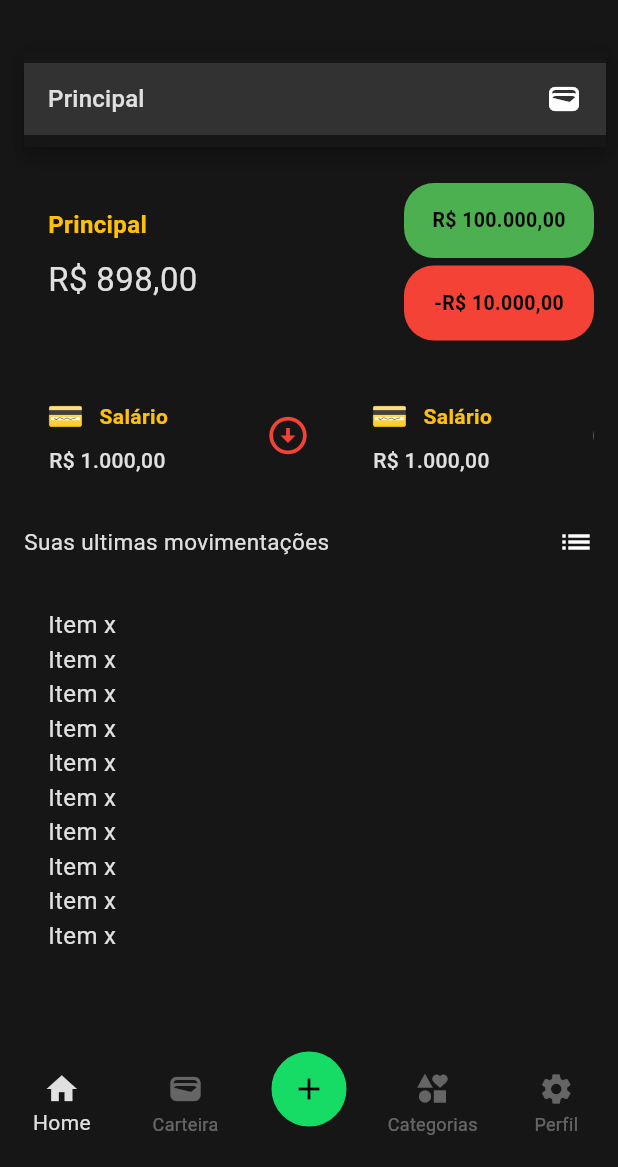
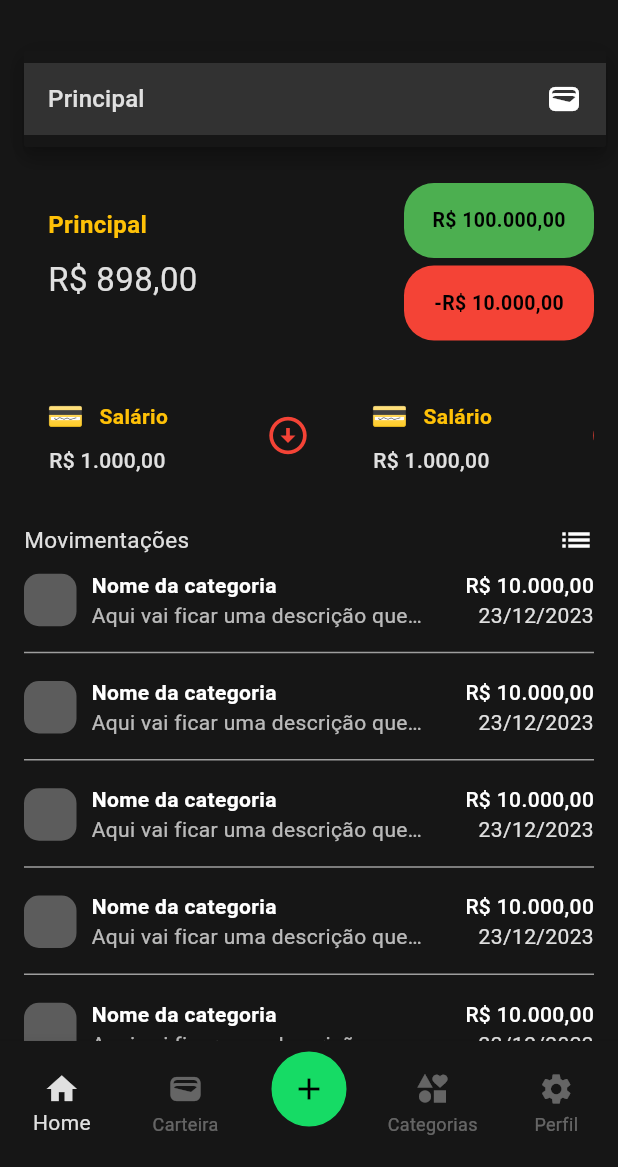
Before and after one commit to douglasgmsantos/dindin, a Flutter app: the screen it shows after launch, after a tap on "Principal", on a phone screen of 412 x 824 dp, the part 69-1236 px from its top. Run offline on Flutter 3.47's test engine with Material 3 defaults, Android fonts, the phone set to English and light mode, and no system bars; our stand-ins replace firebase_core, get; accounts and stored records are empty; Roboto replaces fonts that are missing (Montserrat).

Commit message:
(REFACTOR/FEAT): Refatorando listagem de movimentações e adicionando estrutura inicial do firebase

```diff
--- a/lib/main.dart
+++ b/lib/main.dart
@@ -1,11 +1,18 @@
+import 'package:firebase_core/firebase_core.dart';
+import 'firebase_options.dart';
+
 import 'package:dindin/src/core/core.dart';
 import 'package:dindin/src/routes/routes.dart';
 import 'package:dindin/src/pages/splash/view/splash_page.dart';
 import 'package:flutter/material.dart';
 import 'package:get/get.dart';
 
-void main() {
+void main() async {
   WidgetsFlutterBinding.ensureInitialized();
+
+  await Firebase.initializeApp(
+    options: DefaultFirebaseOptions.currentPlatform,
+  );
 
   runApp(const MainApp());
 }
--- a/lib/src/pages/home/view/home_page.dart
+++ b/lib/src/pages/home/view/home_page.dart
@@ -1,3 +1,5 @@
+import 'dart:math';
+
 import 'package:dindin/constants/constants.dart';
 import 'package:dindin/src/pages/home/controller/home_controller.dart';
 import 'package:dindin/src/pages/home/view/widgets/container_price_with_type_widget.dart';
@@ -12,7 +14,6 @@ class HomePage extends StatelessWidget {
 
   @override
   Widget build(BuildContext context) {
-    Size size = MediaQuery.of(context).size;
     return Scaffold(
       appBar: AppBar(
         leading: Container(
@@ -29,15 +30,18 @@ class HomePage extends StatelessWidget {
           ),
         ),
       ),
-      body: SingleChildScrollView(
-        child: Container(
-          height: size.height,
-          width: size.width,
+      body: CustomScrollView(
+        slivers: [
+          SliverPadding(
             padding: const EdgeInsets.all(Constants.paddingPageDefault),
+            sliver: SliverCrossAxisGroup(
+              slivers: [
+                SliverMainAxisGroup(
+                  slivers: [
+                    SliverToBoxAdapter(
                       child: GetBuilder<HomeController>(
                         builder: (controller) {
                           return Column(
-                crossAxisAlignment: CrossAxisAlignment.start,
                             children: [
                               ListWalletsWidget(
                                 onChanged: controller.changeWallet,
@@ -48,12 +52,18 @@ class HomePage extends StatelessWidget {
                                 value: 898,
                               ),
                               const ListTransactionByCategory(),
-                  const Expanded(child: ListTransactionsRecents())
                             ],
                           );
                         },
                       ),
                     ),
+                    const ListTransactionsRecents()
+                  ],
+                )
+              ],
+            ),
+          )
+        ],
       ),
     );
   }
--- /dev/null
+++ b/lib/src/pages/home/view/widgets/card_transaction_widget.dart
@@ -0,0 +1,102 @@
+import 'package:dindin/src/utils/formatValue.dart';
+import 'package:flutter/material.dart';
+
+class CardTransactionWidget extends StatelessWidget {
+  CardTransactionWidget({super.key});
+
+  final FormatValue formatValue = FormatValue();
+
+  @override
+  Widget build(BuildContext context) {
+    return Container(
+      padding: const EdgeInsets.symmetric(vertical: 8),
+      width: double.maxFinite,
+      child: Column(
+        children: [
+          Row(
+            children: [
+              Container(
+                margin: const EdgeInsets.only(right: 10),
+                height: 35,
+                width: 35,
+                decoration: BoxDecoration(
+                  borderRadius: BorderRadius.circular(10),
+                  color: Colors.white30,
+                ),
+              ),
+              Expanded(
+                child: SingleChildScrollView(
+                  child: Column(
+                    children: [
+                      // Categoria e valor
+                      Row(
+                        mainAxisAlignment: MainAxisAlignment.spaceBetween,
+                        children: [
+                          //Categoria
+                          const Expanded(
+                            child: Text(
+                              "Nome da categoria",
+                              overflow: TextOverflow.ellipsis,
+                              style: TextStyle(
+                                color: Colors.white,
+                                fontWeight: FontWeight.w700,
+                              ),
+                            ),
+                          ),
+
+                          //Valor
+                          Text(
+                            formatValue.priceToCurrency(10000),
+                            style: const TextStyle(
+                              color: Colors.white,
+                              fontWeight: FontWeight.w500,
+                            ),
+                          ),
+                        ],
+                      ),
+
+                      // Descrição e data
+                      Row(
+                        mainAxisAlignment: MainAxisAlignment.spaceBetween,
+                        children: [
+                          // Descrição
+                          const Expanded(
+                            flex: 2,
+                            child: Text(
+                              "Aqui vai ficar uma descrição que talvez seja extremamente gigante e eu preciso cuidar disso",
+                              style: TextStyle(
+                                overflow: TextOverflow.ellipsis,
+                                color: Colors.white70,
+                              ),
+                            ),
+                          ),
+
+                          //Data
+                          Expanded(
+                            child: Text(
+                              textDirection: TextDirection.rtl,
+                              formatValue.formatDateTime(
+                                DateTime.now(),
+                              ),
+                            ),
+                          ),
+                        ],
+                      ),
+                    ],
+                  ),
+                ),
+              ),
+            ],
+          ),
+          const SizedBox(
+            height: 15,
+          ),
+          const Divider(
+            color: Colors.grey,
+            height: 0.5,
+          )
+        ],
+      ),
+    );
+  }
+}
--- a/lib/src/pages/home/view/widgets/list_transactions_recents_widgets.dart
+++ b/lib/src/pages/home/view/widgets/list_transactions_recents_widgets.dart
@@ -1,3 +1,5 @@
+import 'package:dindin/constants/constants.dart';
+import 'package:dindin/src/pages/home/view/widgets/card_transaction_widget.dart';
 import 'package:flutter/material.dart';
 
 class ListTransactionsRecents extends StatelessWidget {
@@ -5,10 +7,11 @@ class ListTransactionsRecents extends StatelessWidget {
 
   @override
   Widget build(BuildContext context) {
-    ColorScheme colorScheme = Theme.of(context).colorScheme;
-
-    return Container(
-      margin: const EdgeInsets.only(top: 16),
+    return SliverMainAxisGroup(
+      slivers: [
+        SliverPadding(
+          padding: const EdgeInsets.symmetric(vertical: 15),
+          sliver: SliverToBoxAdapter(
             child: Column(
               mainAxisAlignment: MainAxisAlignment.spaceBetween,
               children: [
@@ -16,45 +19,22 @@ class ListTransactionsRecents extends StatelessWidget {
                   mainAxisAlignment: MainAxisAlignment.spaceBetween,
                   children: [
                     Text(
-                "Suas ultimas movimentações",
+                      "Movimentações",
                       style: TextStyle(fontSize: 15),
                     ),
                     Icon(Icons.list)
                   ],
                 ),
-          Expanded(
-            child: Container(
-              padding: const EdgeInsets.all(16),
-              margin: const EdgeInsets.only(top: 16),
-              decoration: BoxDecoration(
-                color: colorScheme.surface,
-                borderRadius: BorderRadius.circular(10),
+                Column(
+                  children:
+                      List.generate(10, (index) => CardTransactionWidget())
+                          .toList(),
                 ),
-              child: ListView.builder(
-                scrollDirection: Axis.vertical,
-                itemCount: 10,
-                itemBuilder: (context, index) {
-                  return const CardTransaction();
-                },
+              ],
             ),
           ),
         )
       ],
-      ),
     );
   }
 }
-
-class CardTransaction extends StatelessWidget {
-  const CardTransaction({
-    super.key,
-  });
-
-  @override
-  Widget build(BuildContext context) {
-    return const Text(
-      "Item x",
-      style: TextStyle(fontSize: 16),
-    );
-  }
-}
--- a/lib/src/utils/formatValue.dart
+++ b/lib/src/utils/formatValue.dart
@@ -1,5 +1,3 @@
-// ignore_for_file: depend_on_referenced_packages
-
 import 'package:intl/date_symbol_data_local.dart';
 import 'package:intl/intl.dart';
 
@@ -12,7 +10,7 @@ class FormatValue {
 
   String formatDateTime(DateTime dateTime) {
     initializeDateFormatting();
-    DateFormat dateFormat = DateFormat.yMd('pt_BR').add_Hm();
+    DateFormat dateFormat = DateFormat.yMd('pt_BR');
 
     return dateFormat.format(dateTime);
   }
--- a/pubspec.yaml
+++ b/pubspec.yaml
@@ -7,6 +7,7 @@ environment:
   sdk: '>=3.0.5 <4.0.0'
 
 dependencies:
+  firebase_core: ^2.24.2
   flutter:
     sdk: flutter
   get: ^4.6.5
```
Also changed, not shown: lib/firebase_options.dart (added), pubspec.lock, 9 other files. Lines whose indentation alone changed are shown as unchanged.
